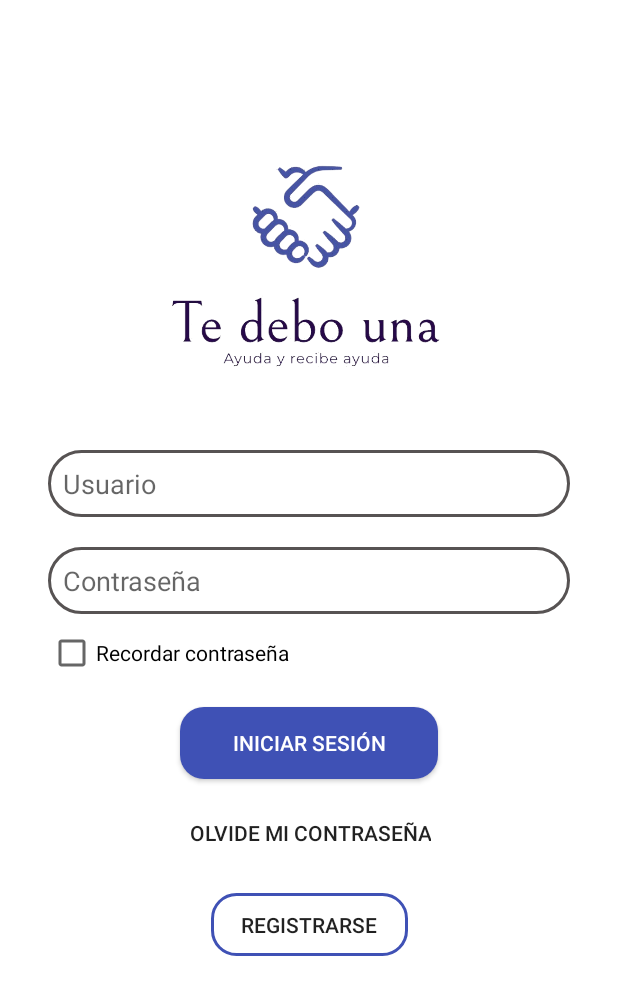
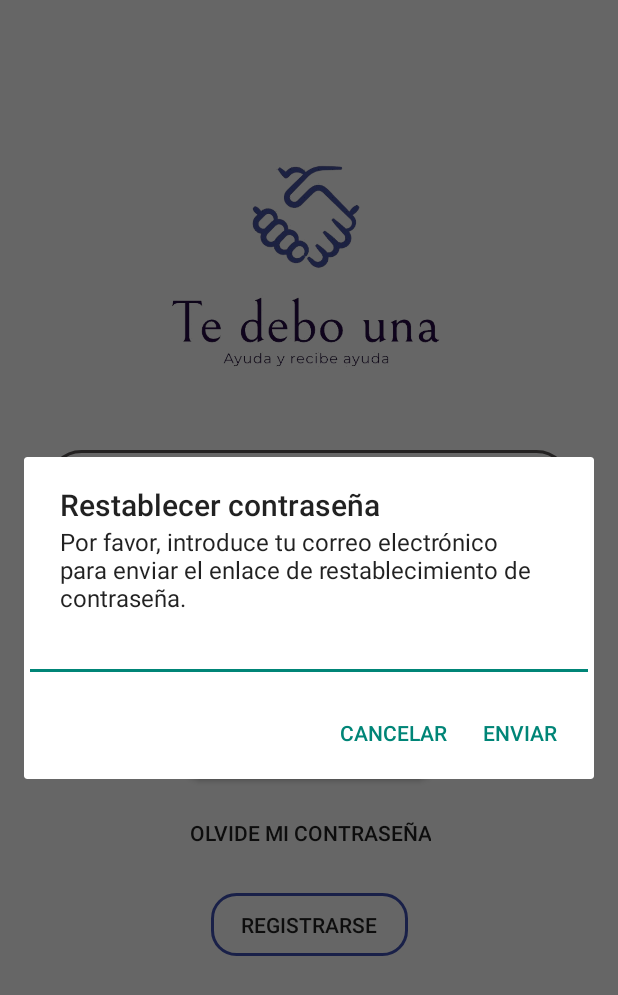
Before and after one commit to Fernandoucsm/TeDeboUna, an Android app: the screen it shows after launch (MainActivity), after a tap on "OLVIDE MI CONTRASEÑA", on a phone screen of 412 x 824 dp. Shown: the top 995 px of the screen. Run offline under Robolectric (Android 15) with nearby library versions, the phone set to English and light mode, and no system bars; our stand-ins replace Firebase (no records; nobody signed in at launch, a user with empty details on screens opened directly).

Commit message:
Funcionalidad de olvide mi contraseña

```diff
--- a/TeDeboUna/app/src/main/java/com/example/tedebouna/MainActivity.java
+++ b/TeDeboUna/app/src/main/java/com/example/tedebouna/MainActivity.java
@@ -12,7 +12,11 @@ import androidx.appcompat.app.AppCompatActivity;
 import android.view.KeyEvent;
 import android.view.inputmethod.EditorInfo;
 import android.widget.TextView;
-
+import com.google.android.gms.tasks.OnFailureListener;
+import com.google.android.gms.tasks.OnSuccessListener;
+import android.content.DialogInterface;
+import android.app.AlertDialog;
+import androidx.annotation.NonNull;
 import com.google.firebase.auth.FirebaseAuth;
 import com.google.firebase.auth.FirebaseUser;
 
@@ -80,7 +84,47 @@ public class MainActivity extends AppCompatActivity {
         btnOlvide.setOnClickListener(new View.OnClickListener() {
             @Override
             public void onClick(View view) {
-                // Implementar lógica para recuperar contraseña
+                // Crear un AlertDialog.Builder
+                AlertDialog.Builder builder = new AlertDialog.Builder(MainActivity.this);
+
+                // Configurar el título y el mensaje del AlertDialog
+                builder.setTitle("Restablecer contraseña");
+                builder.setMessage("Por favor, introduce tu correo electrónico para enviar el enlace de restablecimiento de contraseña.");
+
+                // Configurar un EditText en el AlertDialog para que el usuario pueda introducir su correo electrónico
+                final EditText input = new EditText(MainActivity.this);
+                builder.setView(input);
+
+                // Configurar los botones del AlertDialog
+                builder.setPositiveButton("Enviar", new DialogInterface.OnClickListener() {
+                    @Override
+                    public void onClick(DialogInterface dialog, int which) {
+                        String email = input.getText().toString().trim();
+                        if (!email.isEmpty()) {
+                            // Enviar el correo electrónico de restablecimiento de contraseña
+                            mAuth.sendPasswordResetEmail(email)
+                                    .addOnSuccessListener(new OnSuccessListener<Void>() {
+                                        @Override
+                                        public void onSuccess(Void aVoid) {
+                                            Toast.makeText(MainActivity.this, "Correo electrónico de restablecimiento de contraseña enviado.", Toast.LENGTH_SHORT).show();
+                                        }
+                                    })
+                                    .addOnFailureListener(new OnFailureListener() {
+                                        @Override
+                                        public void onFailure(@NonNull Exception e) {
+                                            Toast.makeText(MainActivity.this, "Error al enviar el correo electrónico de restablecimiento de contraseña.", Toast.LENGTH_SHORT).show();
+                                        }
+                                    });
+                        } else {
+                            Toast.makeText(MainActivity.this, "Por favor, introduce tu correo electrónico.", Toast.LENGTH_SHORT).show();
+                        }
+                    }
+                });
+                builder.setNegativeButton("Cancelar", null);
+
+                // Crear y mostrar el AlertDialog
+                AlertDialog dialog = builder.create();
+                dialog.show();
             }
         });
     }
```
